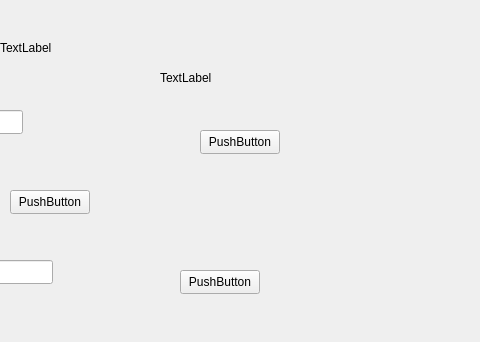
This is homescreen.ui in cameron001/cs100_finalproject as Qt 5 draws it before an edit; both pictures show x 160 to 640 and y 0 to 342 of the 800 by 600 pixel window. The edited form follows.
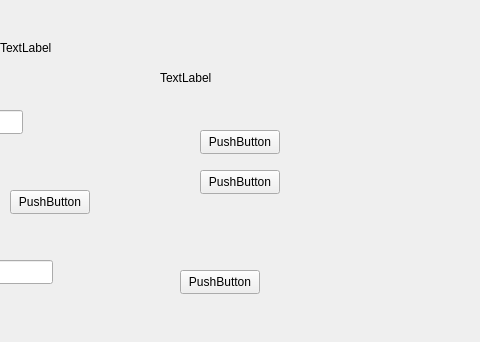
This is the edited form.

Commit message: Added faculty login

Diff of the .ui file:
```diff
--- a/homescreen.ui
+++ b/homescreen.ui
@@ -119,6 +119,19 @@
      <string>PushButton</string>
     </property>
    </widget>
+   <widget class="QPushButton" name="facultyLoginButton">
+    <property name="geometry">
+     <rect>
+      <x>360</x>
+      <y>170</y>
+      <width>80</width>
+      <height>24</height>
+     </rect>
+    </property>
+    <property name="text">
+     <string>PushButton</string>
+    </property>
+   </widget>
   </widget>
   <widget class="QMenuBar" name="menubar">
    <property name="geometry">
```
Left out of the diff: 2 changed lines with no effect on the pictures.
